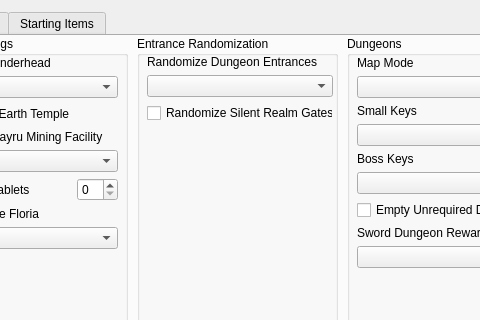
Above: gui/randogui.ui from ssrando/ssrando before the change; both pictures show x 485 to 965 and y 0 to 320 of the 1051 by 738 pixel window. Below: the same form after it.
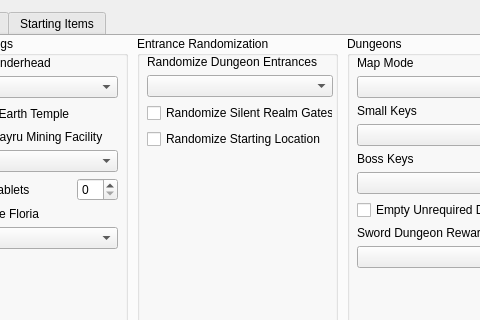
That is the form after the change. The open tabs and pages were chosen to show the change.

Commit message: Add option to spawn at a random birb statue

The edit to the form file:
```diff
--- a/gui/randogui.ui
+++ b/gui/randogui.ui
@@ -959,6 +959,13 @@
           </property>
          </widget>
         </item>
+        <item>
+         <widget class="QCheckBox" name="option_random_start_entrance">
+          <property name="text">
+           <string>Randomize Starting Location</string>
+          </property>
+         </widget>
+        </item>
         <item>
          <spacer name="vspace_er">
           <property name="orientation">
```
Left out of the diff: 2 changed lines with no effect on the pictures. The commit also changes 10 other files.
